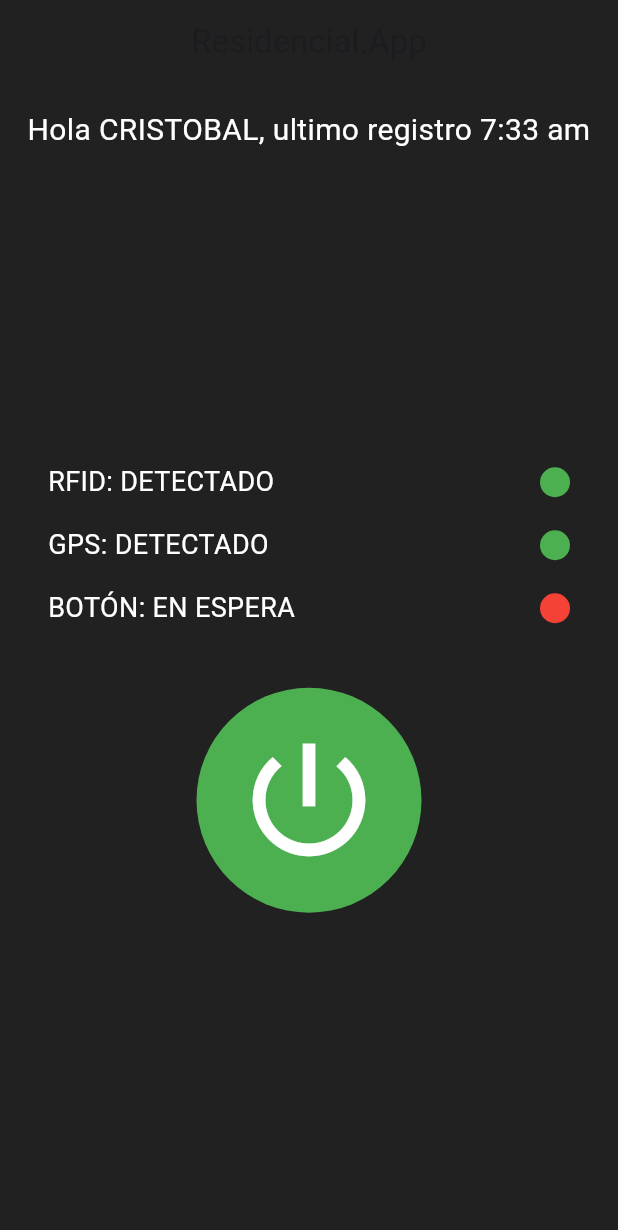
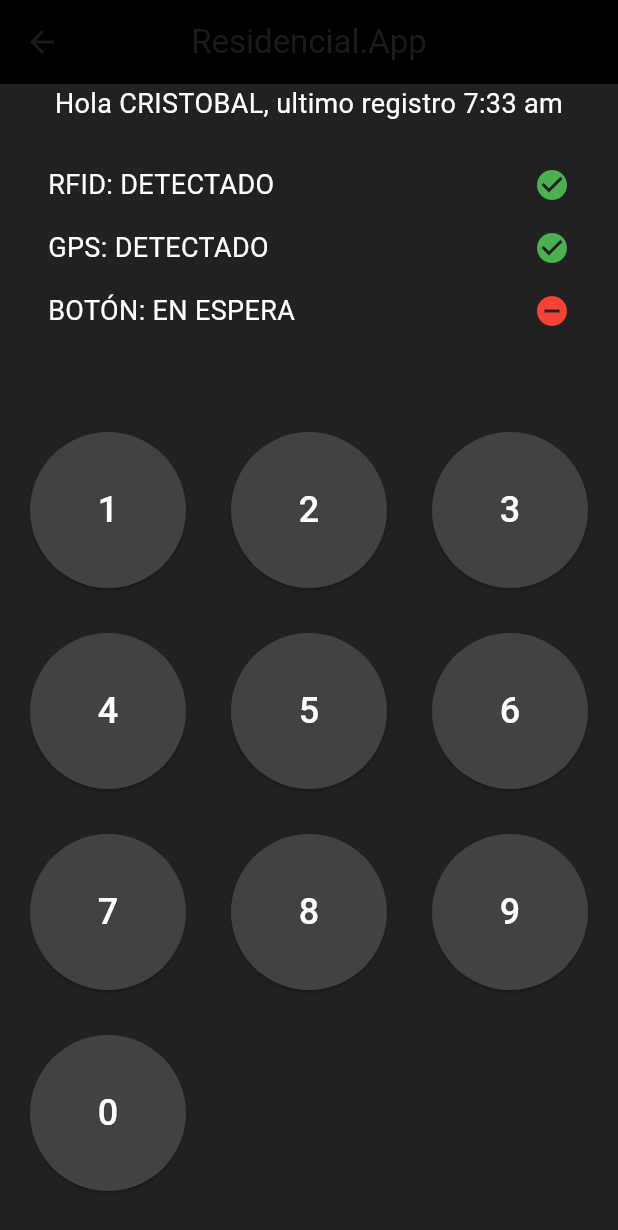
Before and after one commit to DevCristobalvc/Residencial.App_FrontEnd, a Flutter app: the HomeScreen screen opened directly, after a tap on the "power settings new" icon, on a phone screen of 412 x 824 dp. Shown: the top 1230 px of the screen. Run offline on Flutter 3.47's test engine with Material 3 defaults, Android fonts, the phone set to English and light mode, and no system bars.

Commit message:
vistas de pin

```diff
--- a/lib/screens/confirmation_screen.dart
+++ b/lib/screens/confirmation_screen.dart
@@ -1,6 +1,7 @@
 import 'package:flutter/material.dart';
 import 'package:http/http.dart' as http;
 import 'dart:convert';
+import 'pin_entry_screen.dart';
 
 class HomeScreen extends StatefulWidget {
   @override
@@ -44,7 +45,11 @@ class _HomeScreenState extends State<HomeScreen> {
                   padding: const EdgeInsets.all(32.0),
                   child: InkWell(
                     onTap: () {
-                      // Handle button press
+                      Navigator.push(
+                        context,
+                        MaterialPageRoute(
+                            builder: (context) => PinEntryScreen()),
+                      );
                     },
                     child: Container(
                       width: 150,
--- a/lib/screens/pin_entry_screen.dart
+++ b/lib/screens/pin_entry_screen.dart
@@ -1 +1,97 @@
-// Pantalla para ingresar un PIN.
+import 'package:flutter/material.dart';
+
+class PinEntryScreen extends StatefulWidget {
+  @override
+  _PinEntryScreenState createState() => _PinEntryScreenState();
+}
+
+class _PinEntryScreenState extends State<PinEntryScreen> {
+  String _pin = '';
+
+  void _onNumberPress(String number) {
+    setState(() {
+      if (_pin.length < 4) {
+        // Suponiendo que el PIN tiene 4 dígitos
+        _pin += number;
+      }
+    });
+  }
+
+  Widget _buildNumberButton(String number) {
+    return Container(
+      width: 75, // Ajustar para el tamaño del botón
+      height: 75, // Ajustar para el tamaño del botón
+      margin: EdgeInsets.all(10), // Espacio alrededor del botón
+      child: ElevatedButton(
+        onPressed: () => _onNumberPress(number),
+        style: ElevatedButton.styleFrom(
+          backgroundColor: Colors.grey.shade800, // Color del botón
+          shape: CircleBorder(), // Hace que el botón sea circular
+        ),
+        child: Text(
+          number,
+          style: TextStyle(fontSize: 24, color: Colors.white),
+        ),
+      ),
+    );
+  }
+
+  @override
+  Widget build(BuildContext context) {
+    return Scaffold(
+      backgroundColor: Colors.grey.shade900,
+      appBar: AppBar(
+        title: Text('Residencial.App'),
+        centerTitle: true,
+        backgroundColor: Colors.black,
+      ),
+      body: Column(
+        mainAxisAlignment: MainAxisAlignment.center,
+        children: <Widget>[
+          Text(
+            'Hola CRISTOBAL, ultimo registro 7:33 am',
+            style: TextStyle(color: Colors.white, fontSize: 18),
+            textAlign: TextAlign.center,
+          ),
+          SizedBox(height: 20), // Añadir espacio si es necesario
+          _buildStatusIndicator('RFID: DETECTADO', true),
+          _buildStatusIndicator('GPS: DETECTADO', true),
+          _buildStatusIndicator('BOTÓN: EN ESPERA', false),
+          SizedBox(height: 40), // Añadir espacio si es necesario
+          Expanded(
+            child: GridView.count(
+              crossAxisCount: 3,
+              mainAxisSpacing: 10,
+              crossAxisSpacing: 10,
+              padding: EdgeInsets.all(10),
+              children: List.generate(10, (index) {
+                // Ajustar el orden de los números para que el '0' esté en la última posición
+                return _buildNumberButton(
+                    index == 9 ? '0' : (index + 1).toString());
+              }),
+            ),
+          ),
+        ],
+      ),
+    );
+  }
+
+  Widget _buildStatusIndicator(String text, bool isActive) {
+    return Container(
+      padding: EdgeInsets.symmetric(vertical: 8, horizontal: 32),
+      child: Row(
+        mainAxisAlignment: MainAxisAlignment.spaceBetween,
+        children: <Widget>[
+          Text(
+            text,
+            style: TextStyle(color: Colors.white, fontSize: 18),
+          ),
+          Icon(
+            isActive ? Icons.check_circle : Icons.remove_circle,
+            color: isActive ? Colors.green : Colors.red,
+          ),
+        ],
+      ),
+    );
+  }
+}
```
